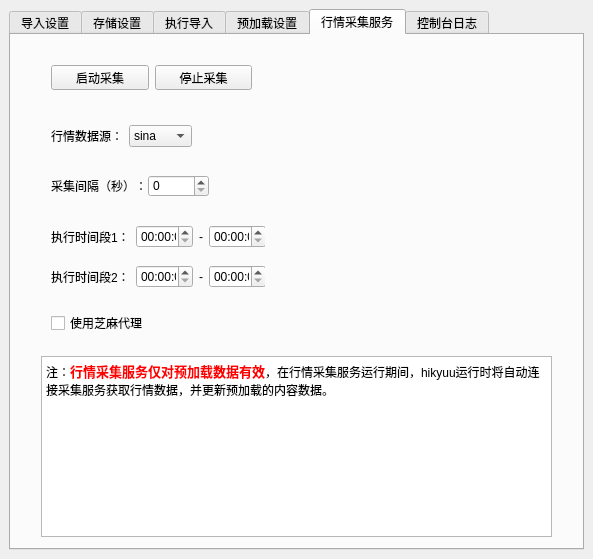
This is hikyuu/gui/data/MainWindow.ui in fasiondog/hikyuu as Qt 5 draws it before an edit. The edited form follows.
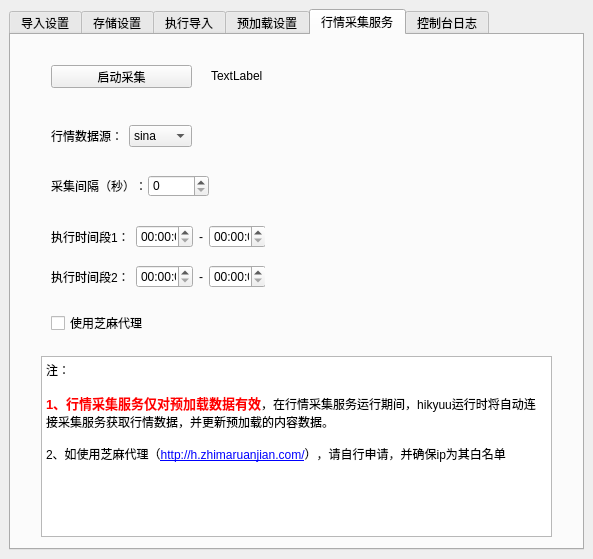
This is the edited form. The open tabs and pages were chosen to show the change.

```diff
--- a/hikyuu/gui/data/MainWindow.ui
+++ b/hikyuu/gui/data/MainWindow.ui
@@ -1090,32 +1090,6 @@
          </item>
         </layout>
        </widget>
-       <widget class="QWidget" name="layoutWidget">
-        <property name="geometry">
-         <rect>
-          <x>40</x>
-          <y>30</y>
-          <width>201</width>
-          <height>25</height>
-         </rect>
-        </property>
-        <layout class="QHBoxLayout" name="horizontalLayout_11">
-         <item>
-          <widget class="QPushButton" name="collect_start_pushButton">
-           <property name="text">
-            <string>启动采集</string>
-           </property>
-          </widget>
-         </item>
-         <item>
-          <widget class="QPushButton" name="collect_stop_pushButton">
-           <property name="text">
-            <string>停止采集</string>
-           </property>
-          </widget>
-         </item>
-        </layout>
-       </widget>
        <widget class="QCheckBox" name="collect_use_zhima_checkBox">
         <property name="geometry">
          <rect>
@@ -1223,7 +1197,11 @@
 &lt;html&gt;&lt;head&gt;&lt;meta name=&quot;qrichtext&quot; content=&quot;1&quot; /&gt;&lt;style type=&quot;text/css&quot;&gt;
 p, li { white-space: pre-wrap; }
 &lt;/style&gt;&lt;/head&gt;&lt;body style=&quot; font-family:'SimSun'; font-size:9pt; font-weight:400; font-style:normal;&quot;&gt;
-&lt;p style=&quot; margin-top:0px; margin-bottom:0px; margin-left:0px; margin-right:0px; -qt-block-indent:0; text-indent:0px;&quot;&gt;注：&lt;span style=&quot; font-size:10pt; font-weight:600; color:#ff0000;&quot;&gt;行情采集服务仅对预加载数据有效&lt;/span&gt;，在行情采集服务运行期间，hikyuu运行时将自动连接采集服务获取行情数据，并更新预加载的内容数据。&lt;/p&gt;&lt;/body&gt;&lt;/html&gt;</string>
+&lt;p style=&quot; margin-top:0px; margin-bottom:0px; margin-left:0px; margin-right:0px; -qt-block-indent:0; text-indent:0px;&quot;&gt;注：&lt;/p&gt;
+&lt;p style=&quot;-qt-paragraph-type:empty; margin-top:0px; margin-bottom:0px; margin-left:0px; margin-right:0px; -qt-block-indent:0; text-indent:0px;&quot;&gt;&lt;br /&gt;&lt;/p&gt;
+&lt;p style=&quot; margin-top:0px; margin-bottom:0px; margin-left:0px; margin-right:0px; -qt-block-indent:0; text-indent:0px;&quot;&gt;&lt;span style=&quot; font-size:10pt; font-weight:600; color:#ff0000;&quot;&gt;1、行情采集服务仅对预加载数据有效&lt;/span&gt;，在行情采集服务运行期间，hikyuu运行时将自动连接采集服务获取行情数据，并更新预加载的内容数据。&lt;/p&gt;
+&lt;p style=&quot;-qt-paragraph-type:empty; margin-top:0px; margin-bottom:0px; margin-left:0px; margin-right:0px; -qt-block-indent:0; text-indent:0px;&quot;&gt;&lt;br /&gt;&lt;/p&gt;
+&lt;p style=&quot; margin-top:0px; margin-bottom:0px; margin-left:0px; margin-right:0px; -qt-block-indent:0; text-indent:0px;&quot;&gt;2、如使用芝麻代理（&lt;a href=&quot;http://h.zhimaruanjian.com/&quot;&gt;&lt;span style=&quot; text-decoration: underline; color:#0000ff;&quot;&gt;http://h.zhimaruanjian.com/&lt;/span&gt;&lt;/a&gt;），请自行申请，并确保ip为其白名单&lt;/p&gt;&lt;/body&gt;&lt;/html&gt;</string>
         </property>
        </widget>
        <widget class="QWidget" name="layoutWidget">
@@ -1259,6 +1237,32 @@
          </item>
         </layout>
        </widget>
+       <widget class="QPushButton" name="collect_start_pushButton">
+        <property name="geometry">
+         <rect>
+          <x>40</x>
+          <y>30</y>
+          <width>141</width>
+          <height>23</height>
+         </rect>
+        </property>
+        <property name="text">
+         <string>启动采集</string>
+        </property>
+       </widget>
+       <widget class="QLabel" name="collect_status_label">
+        <property name="geometry">
+         <rect>
+          <x>200</x>
+          <y>30</y>
+          <width>211</width>
+          <height>21</height>
+         </rect>
+        </property>
+        <property name="text">
+         <string>TextLabel</string>
+        </property>
+       </widget>
       </widget>
       <widget class="QWidget" name="tab_5">
        <attribute name="title">
```
Left out of the diff: 2 changed lines with no effect on the pictures.
